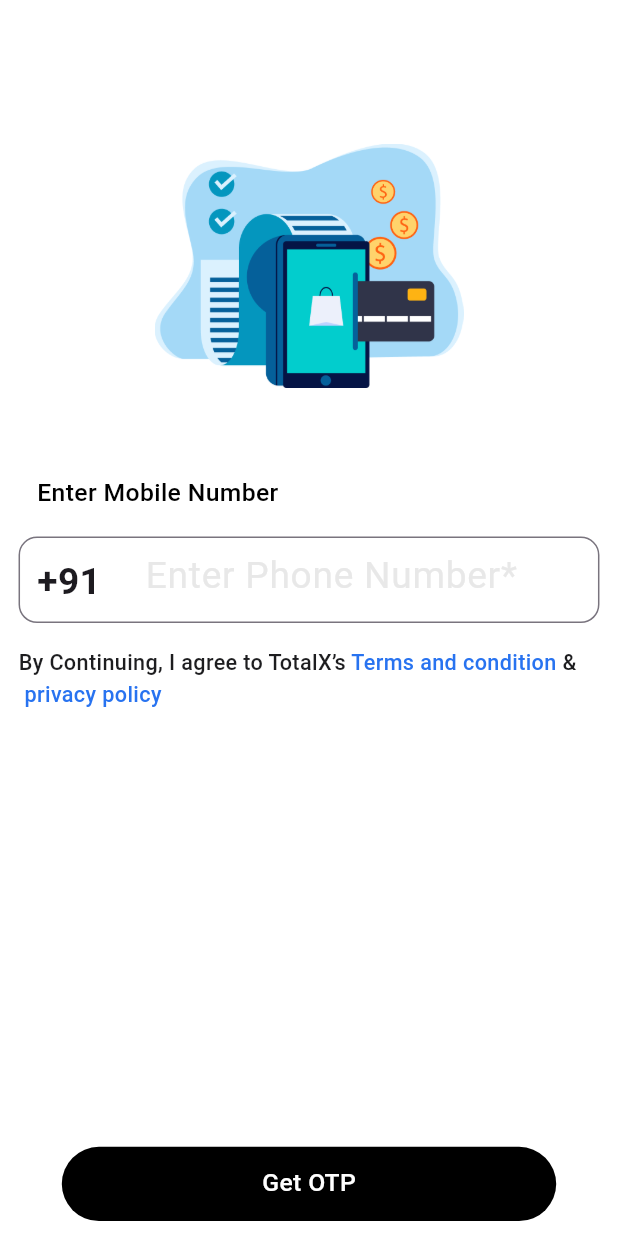
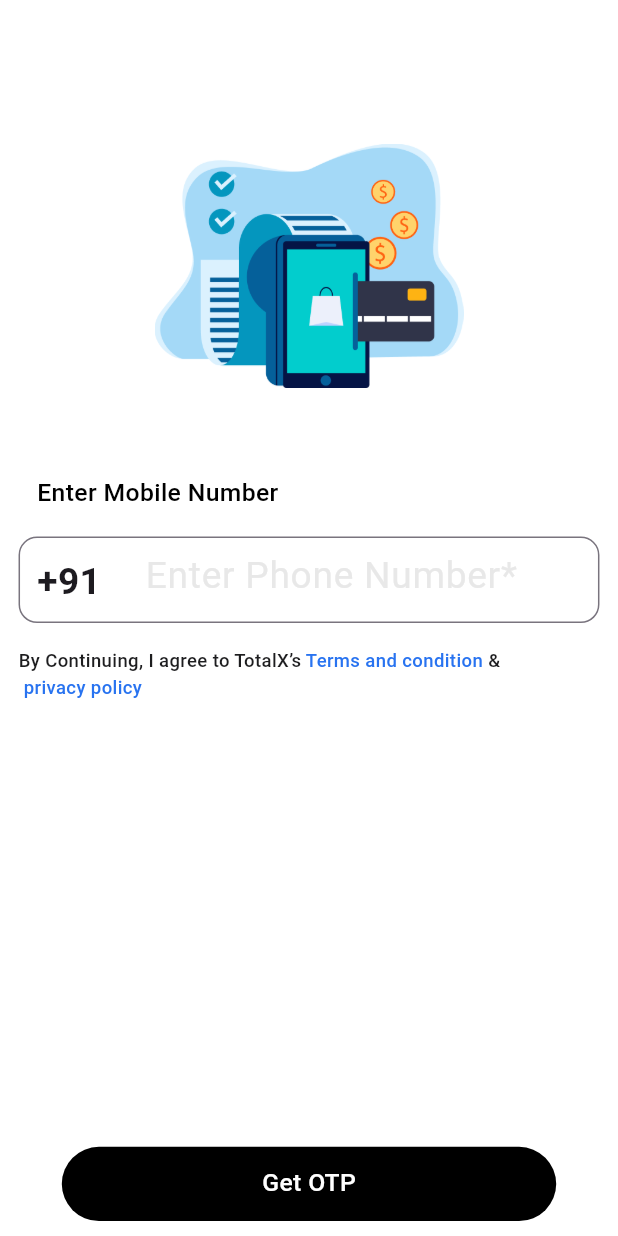
Before and after one commit to AJMALSHAMIL/machine_test_totalx, a Flutter app: the screen it shows after launch, on a phone screen of 412 x 824 dp. Run offline on Flutter 3.47's test engine with Material 3 defaults, Android fonts, the phone set to English and light mode, and no system bars; our stand-ins replace cloud_firestore, firebase_auth, firebase_core, firebase_storage, flutter_riverpod, flutter_svg and 5 more; accounts and stored records are empty.

Commit message:
edit mobile auth page

```diff
--- a/lib/features/loginPage/screen/mobile_authentication.dart
+++ b/lib/features/loginPage/screen/mobile_authentication.dart
@@ -175,21 +175,21 @@ class _MobileAuthenticationState extends ConsumerState<MobileAuthentication> {
                     Text(
                       "By Continuing, I agree to TotalX’s",
                       style: TextStyle(
-                          fontSize: w * 0.035,
+                          fontSize: w * 0.03,
                           color: Pallete.darkGrey,
                           fontWeight: FontWeight.w500),
                     ),
                     Text(
                       " Terms and condition",
                       style: TextStyle(
-                          fontSize: w * 0.035,
+                          fontSize: w * 0.03,
                           color: Pallete.blue,
                           fontWeight: FontWeight.w500),
                     ),
                     Text(
                       " &",
                       style: TextStyle(
-                          fontSize: w * 0.035,
+                          fontSize: w * 0.03,
                           color: Pallete.darkGrey,
                           fontWeight: FontWeight.w500),
                     ),
@@ -198,7 +198,7 @@ class _MobileAuthenticationState extends ConsumerState<MobileAuthentication> {
                 Text(
                   " privacy policy",
                   style: TextStyle(
-                      fontSize: w * 0.035,
+                      fontSize: w * 0.03,
                       color: Pallete.blue,
                       fontWeight: FontWeight.w500),
                 ),
```
